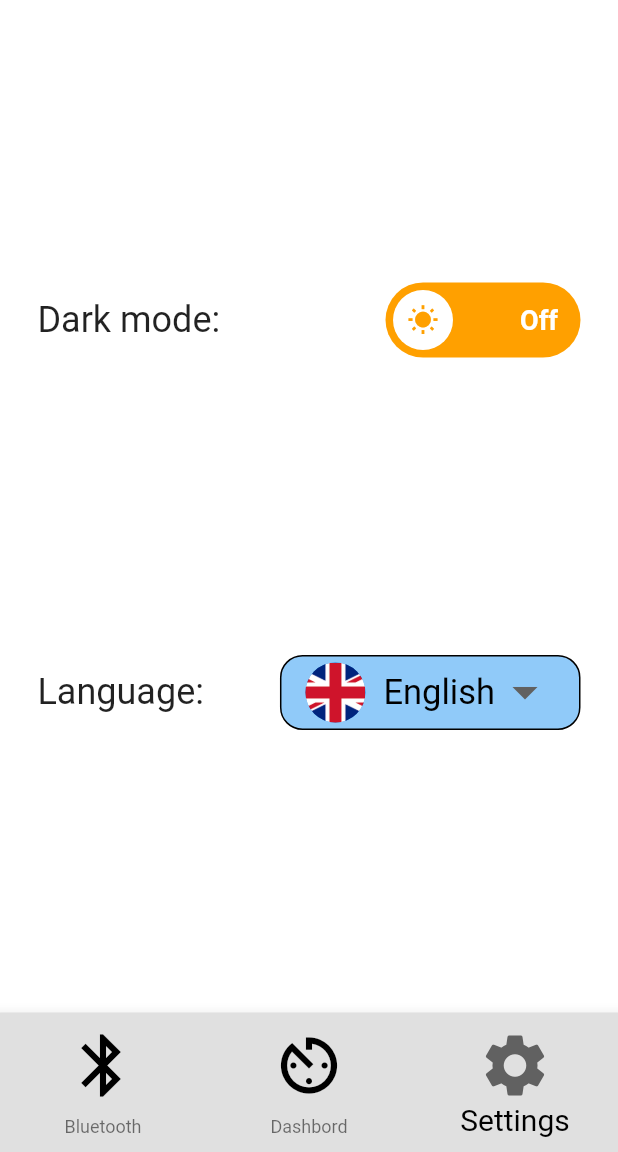
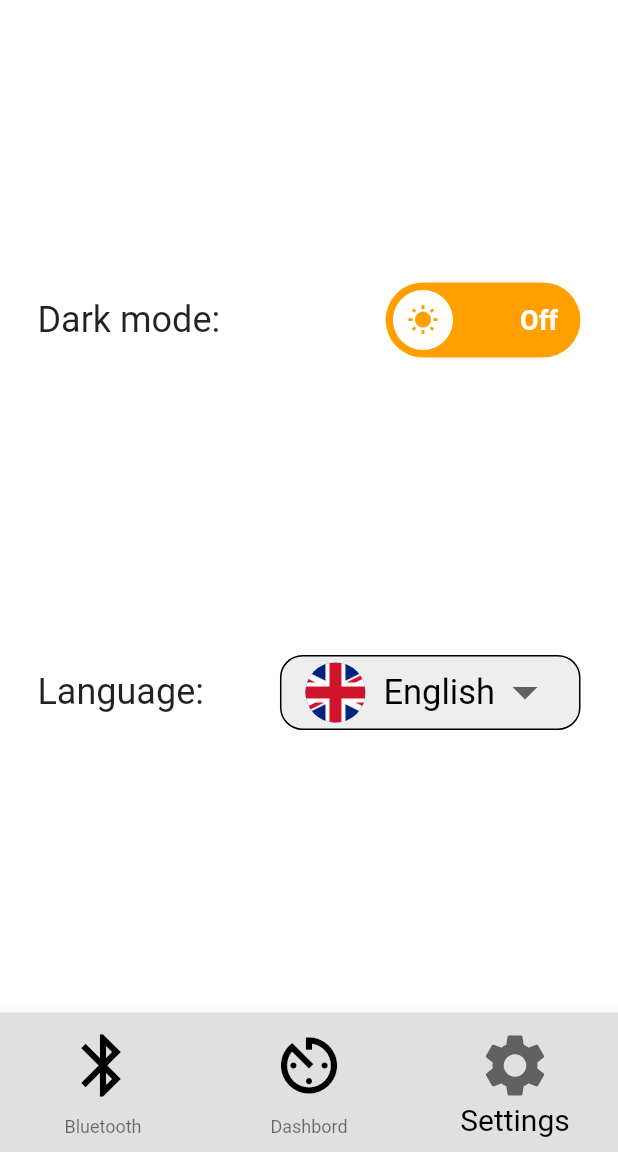
Before and after one commit to larrycaw/heat-vitality, a Flutter app: the screen it shows after launch, item 3 of the bottom bar chosen, on a phone screen of 412 x 824 dp, the part 84-1236 px from its top. Run offline on Flutter 3.47's test engine with Material 2 defaults, Android fonts, the phone set to English and light mode, and no system bars; drawn by our look-alikes of lite_rolling_switch; our stand-ins replace easy_localization, flutter_spinkit.

Commit message:
Color settings>language

```diff
--- a/lib/pages/settings.dart
+++ b/lib/pages/settings.dart
@@ -88,12 +88,12 @@ class _SettingsState extends State<Settings> {
                       Container(
                         padding: EdgeInsets.only(left: 16, right: 16),
                         decoration: BoxDecoration(
-                          color: Colors.blue[200],
+                          color: Colors.grey[200],
                           border: Border.all(color: Colors.black, width: 1),
                           borderRadius: BorderRadius.circular(15),
                         ),
                         child: DropdownButton(
-                          dropdownColor: Colors.blue[200],
+                          dropdownColor: Colors.grey[200],
                           icon: Icon(Icons.arrow_drop_down),
                           iconSize: 40,
                           underline: SizedBox(),
```
